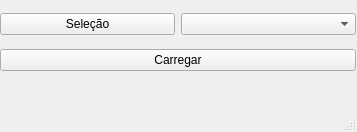
Red-Dragons-UFSCar/red-visao, file reddragons/interface/ui_files/carregar.ui: the form before one commit.
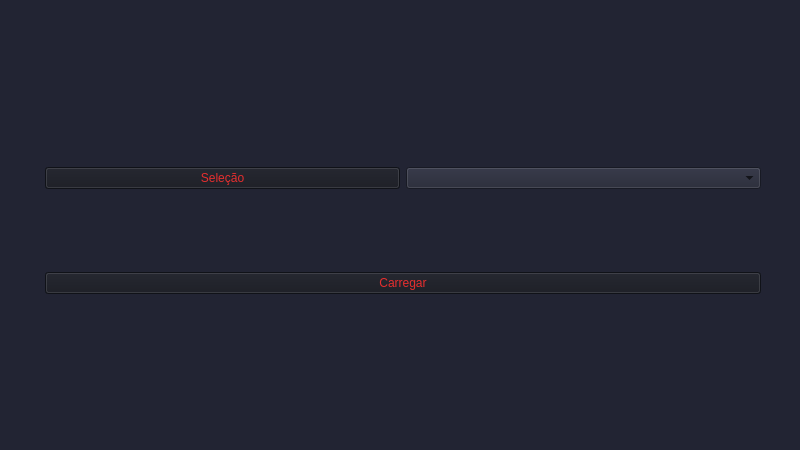
The form after the commit.

Commit message: redimensao e cor carregar.ui

```diff
--- a/reddragons/interface/ui_files/carregar.ui
+++ b/reddragons/interface/ui_files/carregar.ui
@@ -9,62 +9,94 @@
    <rect>
     <x>0</x>
     <y>0</y>
-    <width>357</width>
-    <height>132</height>
+    <width>800</width>
+    <height>450</height>
    </rect>
   </property>
+  <property name="minimumSize">
+   <size>
+    <width>800</width>
+    <height>450</height>
+   </size>
+  </property>
+  <property name="maximumSize">
+   <size>
+    <width>800</width>
+    <height>450</height>
+   </size>
+  </property>
   <property name="windowTitle">
    <string>Carregar modelo</string>
   </property>
+  <property name="styleSheet">
+   <string notr="true">background-color: #222433;</string>
+  </property>
   <widget class="QWidget" name="centralwidget">
    <widget class="QWidget" name="gridLayoutWidget">
     <property name="geometry">
      <rect>
-      <x>0</x>
-      <y>5</y>
-      <width>356</width>
-      <height>76</height>
+      <x>45</x>
+      <y>90</y>
+      <width>716</width>
+      <height>281</height>
      </rect>
     </property>
     <layout class="QGridLayout" name="gridLayout" columnstretch="0">
      <property name="sizeConstraint">
       <enum>QLayout::SetDefaultConstraint</enum>
      </property>
-     <item row="0" column="0">
+     <item row="2" column="0">
+      <widget class="QPushButton" name="QT_carregar">
+       <property name="styleSheet">
+        <string notr="true">QPushButton{
+background-color: rgb(23, 25, 33);
+color: #E62E2E;
+}
+QPushButton:hover{
+	background-color: #1B1D26;
+}</string>
+       </property>
+       <property name="text">
+        <string>Carregar</string>
+       </property>
+      </widget>
+     </item>
+     <item row="1" column="0">
       <layout class="QHBoxLayout" name="horizontalLayout">
        <item>
         <widget class="QPushButton" name="QT_select">
+         <property name="styleSheet">
+          <string notr="true">QPushButton{
+background-color: rgb(23, 25, 33);
+color: #E62E2E;
+}
+QPushButton:hover{
+	background-color: #1B1D26;
+}</string>
+         </property>
          <property name="text">
           <string>Seleção</string>
          </property>
         </widget>
        </item>
        <item>
-        <widget class="QComboBox" name="QT_listaSalvos"/>
+        <widget class="QComboBox" name="QT_listaSalvos">
+         <property name="styleSheet">
+          <string notr="true">QPushButton{
+background-color: rgb(23, 25, 33);
+color: #E62E2E;
+}
+QPushButton:hover{
+	background-color: #1B1D26;
+}</string>
+         </property>
+        </widget>
        </item>
       </layout>
      </item>
-     <item row="1" column="0">
-      <widget class="QPushButton" name="QT_carregar">
-       <property name="text">
-        <string>Carregar</string>
-       </property>
-      </widget>
-     </item>
     </layout>
    </widget>
   </widget>
-  <widget class="QMenuBar" name="menubar">
-   <property name="geometry">
-    <rect>
-     <x>0</x>
-     <y>0</y>
-     <width>357</width>
-     <height>28</height>
-    </rect>
-   </property>
-  </widget>
-  <widget class="QStatusBar" name="statusbar"/>
  </widget>
  <resources/>
  <connections/>
```
